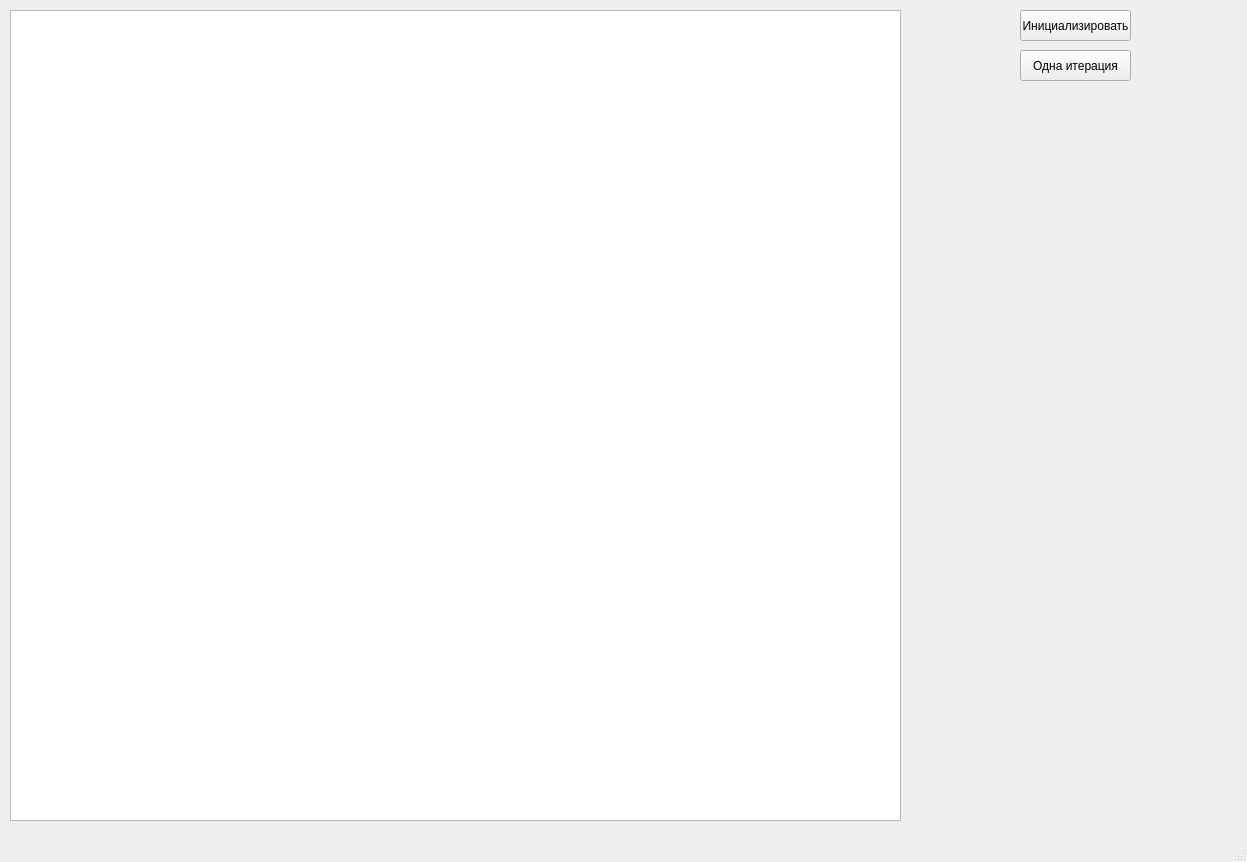
Above: window.ui from Sanicul/Bat_algorithm_visualisation before the change. Below: the same form after it.
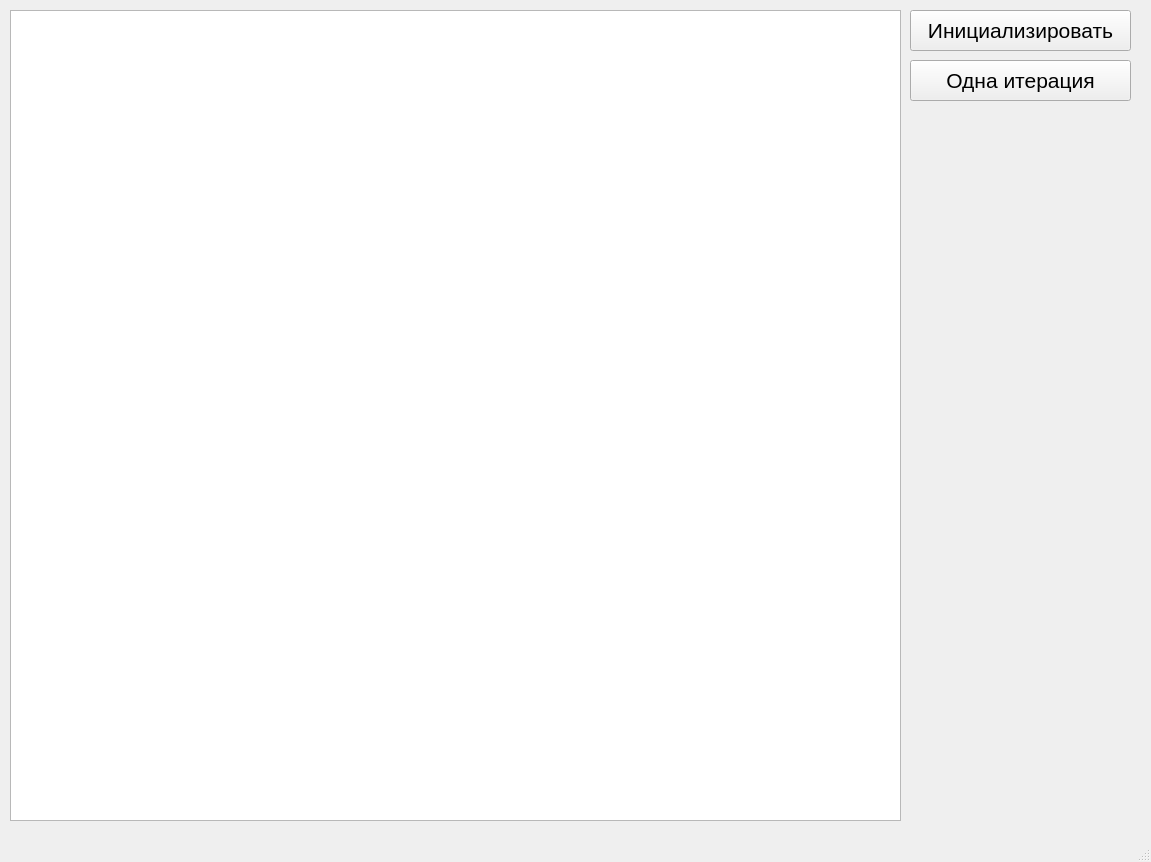
That is the form after the change.

Patch:
```diff
--- a/window.ui
+++ b/window.ui
@@ -6,7 +6,7 @@
    <rect>
     <x>0</x>
     <y>0</y>
-    <width>1247</width>
+    <width>1151</width>
     <height>862</height>
    </rect>
   </property>
@@ -23,12 +23,17 @@
    <widget class="QPushButton" name="oneIteration">
     <property name="geometry">
      <rect>
-      <x>1020</x>
-      <y>50</y>
-      <width>111</width>
-      <height>31</height>
+      <x>910</x>
+      <y>60</y>
+      <width>221</width>
+      <height>41</height>
      </rect>
     </property>
+    <property name="font">
+     <font>
+      <pointsize>16</pointsize>
+     </font>
+    </property>
     <property name="text">
      <string>Одна итерация</string>
     </property>
@@ -36,12 +41,17 @@
    <widget class="QPushButton" name="initialize">
     <property name="geometry">
      <rect>
-      <x>1020</x>
+      <x>910</x>
       <y>10</y>
-      <width>111</width>
-      <height>31</height>
+      <width>221</width>
+      <height>41</height>
      </rect>
     </property>
+    <property name="font">
+     <font>
+      <pointsize>16</pointsize>
+     </font>
+    </property>
     <property name="text">
      <string>Инициализировать</string>
     </property>
```
Left out of the diff: 2 changed lines with no effect on the pictures.
